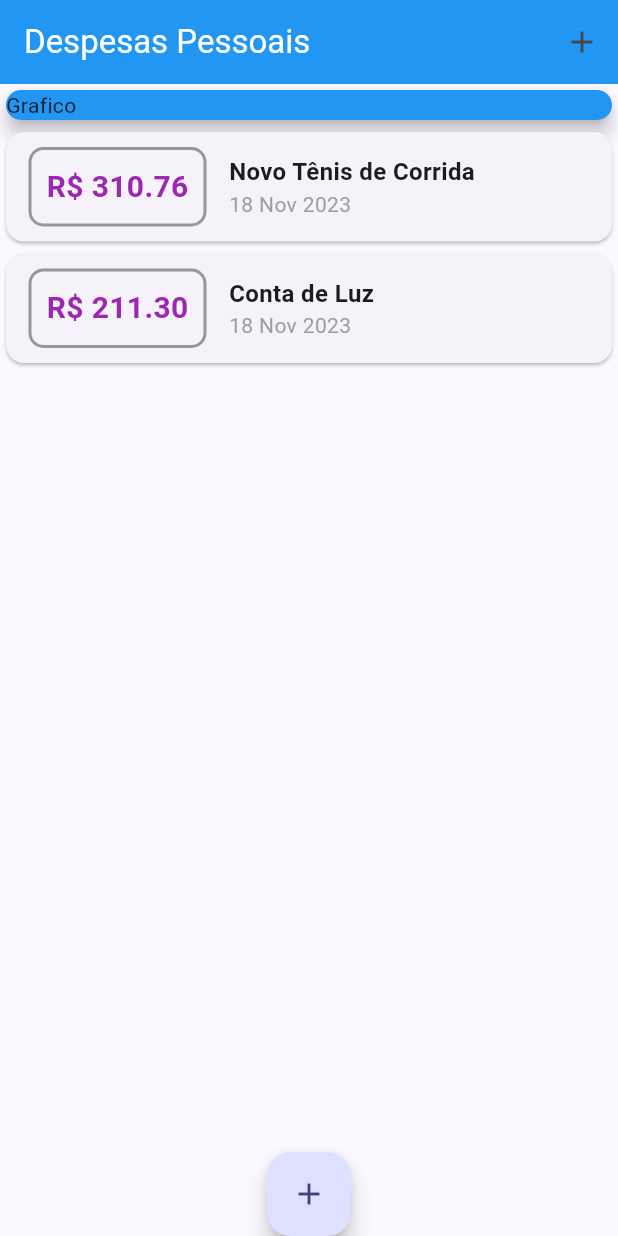
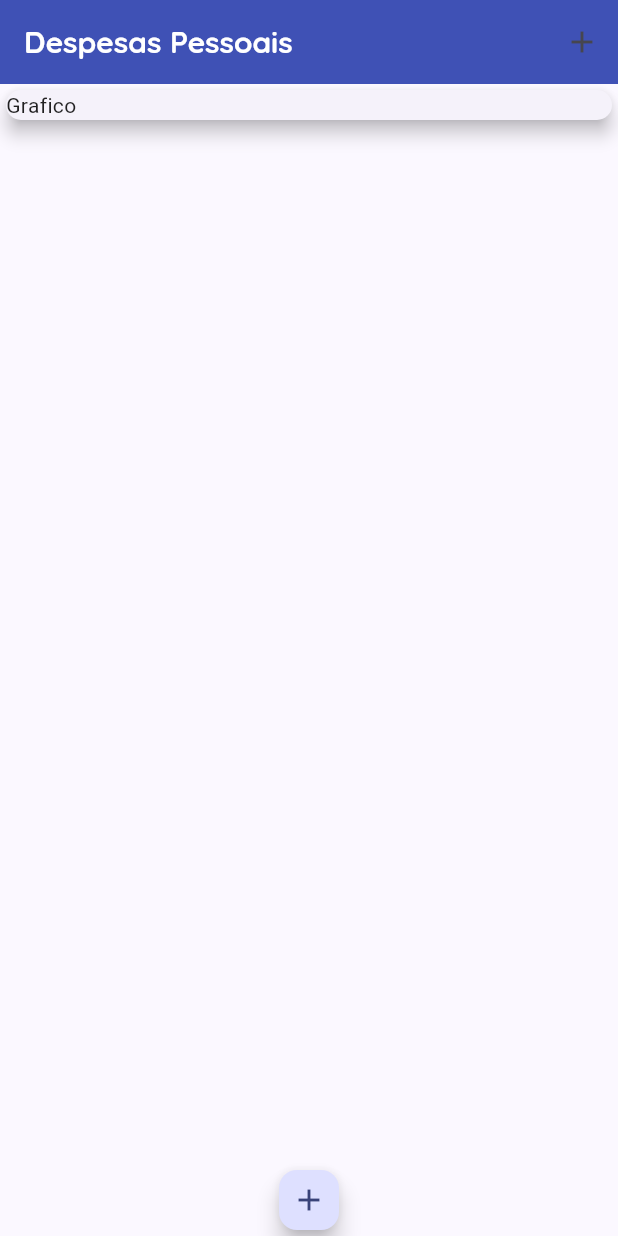
Before and after one commit to gilmario-kpslow/despesas-aula-fluter, a Flutter app: the screen it shows after launch, on a phone screen of 412 x 824 dp. Run offline on Flutter 3.47's test engine with Material 2 defaults, Android fonts, the phone set to English and light mode, and no system bars.

Commit message:
Comit automatico gerado pelo sistema

```diff
--- a/lib/components/transaction_list.dart
+++ b/lib/components/transaction_list.dart
@@ -23,7 +23,7 @@ class TransactionList extends StatelessWidget {
                     vertical: 10.0,
                   ),
                   decoration: BoxDecoration(
-                      border: Border.all(color: Colors.black38, width: 2.0),
+                      border: Border.all(color: Colors.indigo, width: 2.0),
                       borderRadius:
                           const BorderRadius.all(Radius.circular(10.0))),
                   padding: const EdgeInsets.all(10.0),
@@ -32,7 +32,6 @@ class TransactionList extends StatelessWidget {
                     style: const TextStyle(
                       fontWeight: FontWeight.bold,
                       fontSize: 20,
-                      color: Colors.purple,
                     ),
                   ),
                 ),
--- a/lib/main.dart
+++ b/lib/main.dart
@@ -17,9 +17,19 @@ class FinanceiroApp extends StatelessWidget {
     return MaterialApp(
       title: 'FinanceiroApp',
       theme: ThemeData(
-        colorScheme: ColorScheme.fromSeed(seedColor: Colors.indigoAccent),
+          colorScheme: ColorScheme.fromSeed(seedColor: Colors.indigo),
+          primarySwatch: Colors.indigo,
+          fontFamily: 'Quicksand',
+          appBarTheme: const AppBarTheme(
+              backgroundColor: Colors.indigo,
+              titleTextStyle: TextStyle(
+                  color: Colors.white,
+                  fontFamily: 'Quicksand',
+                  fontSize: 20,
+                  fontWeight: FontWeight.bold)),
+          buttonTheme: const ButtonThemeData(buttonColor: Colors.amber),
           useMaterial3: true,
-      ),
+          textTheme: ThemeData.light().textTheme.copyWith()),
       home: const HomeApp(),
     );
   }
@@ -33,19 +43,19 @@ class HomeApp extends StatefulWidget {
 }
 
 class _HomeAppState extends State<HomeApp> {
-  final List<Transacao> _transactions = [
-    Transacao(
-      id: 't1',
-      titulo: 'Novo Tênis de Corrida',
-      valor: 310.76,
-      data: DateTime.now(),
-    ),
-    Transacao(
-      id: 't2',
-      titulo: 'Conta de Luz',
-      valor: 211.30,
-      data: DateTime.now(),
-    ),
+  final List<Transacao> _transactions = [];
+  // Transacao(
+  //   id: 't1',
+  //   titulo: 'Novo Tênis de Corrida',
+  //   valor: 310.76,
+  //   data: DateTime.now(),
+  // ),
+  // Transacao(
+  //   id: 't2',
+  //   titulo: 'Conta de Luz',
+  //   valor: 211.30,
+  //   data: DateTime.now(),
+  // ),
   // Transacao(
   //   id: 't2',
   //   titulo: 'Conta de Luz',
@@ -82,7 +92,7 @@ class _HomeAppState extends State<HomeApp> {
   //   valor: 211.30,
   //   data: DateTime.now(),
   // ),
-  ];
+  // ];
 
   _addTrasaction(String titulo, double valor) {
     final newTrasaction = Transacao(
@@ -95,6 +105,8 @@ class _HomeAppState extends State<HomeApp> {
     setState(() {
       _transactions.add(newTrasaction);
     });
+
+    Navigator.of(context).pop();
   }
 
   _openTransactionFormModal(BuildContext context) {
@@ -116,18 +128,14 @@ class _HomeAppState extends State<HomeApp> {
               },
               icon: const Icon(Icons.add))
         ],
-          title: const Text(
-            "Despesas Pessoais",
-            style: TextStyle(color: Colors.white),
+        title: const Text("Despesas Pessoais"),
       ),
-          backgroundColor: Colors.blue),
       body: Column(
         crossAxisAlignment: CrossAxisAlignment.stretch,
         children: [
           const SizedBox(
             child: Card(
               elevation: 5.0,
-              color: Colors.blue,
               child: Text("Grafico"),
             ),
           ),
@@ -135,6 +143,7 @@ class _HomeAppState extends State<HomeApp> {
         ],
       ),
       floatingActionButton: FloatingActionButton(
+        mini: true,
         child: const Icon(Icons.add),
         onPressed: () {
           _openTransactionFormModal(context);
```
Also changed, not shown: pubspec.yaml (+13 -8 lines), assets/fonts/OpenSans-Bold.ttf (added), assets/fonts/OpenSans-Regular.ttf (added), assets/fonts/Quicksand-Bold.ttf (added), assets/fonts/Quicksand-Light.ttf (added), assets/fonts/Quicksand-Medium.ttf (added), assets/fonts/Quicksand-Regular.ttf (added), assets/images/waiting.png (added), 1 other file. Lines whose indentation alone changed are shown as unchanged.
